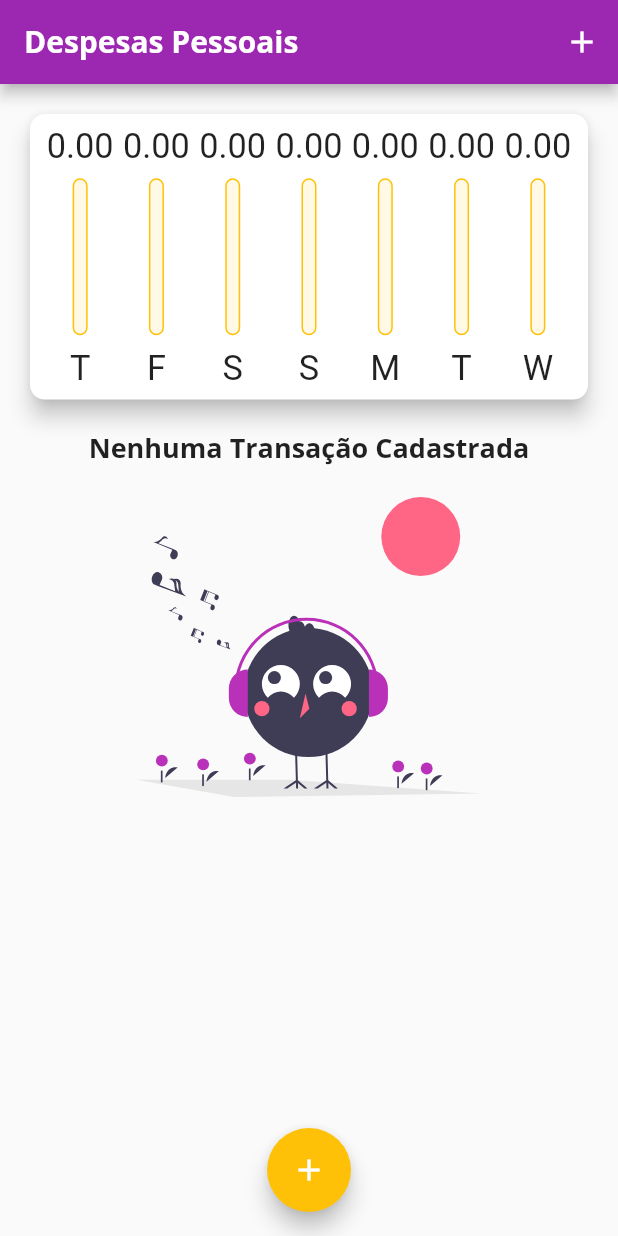
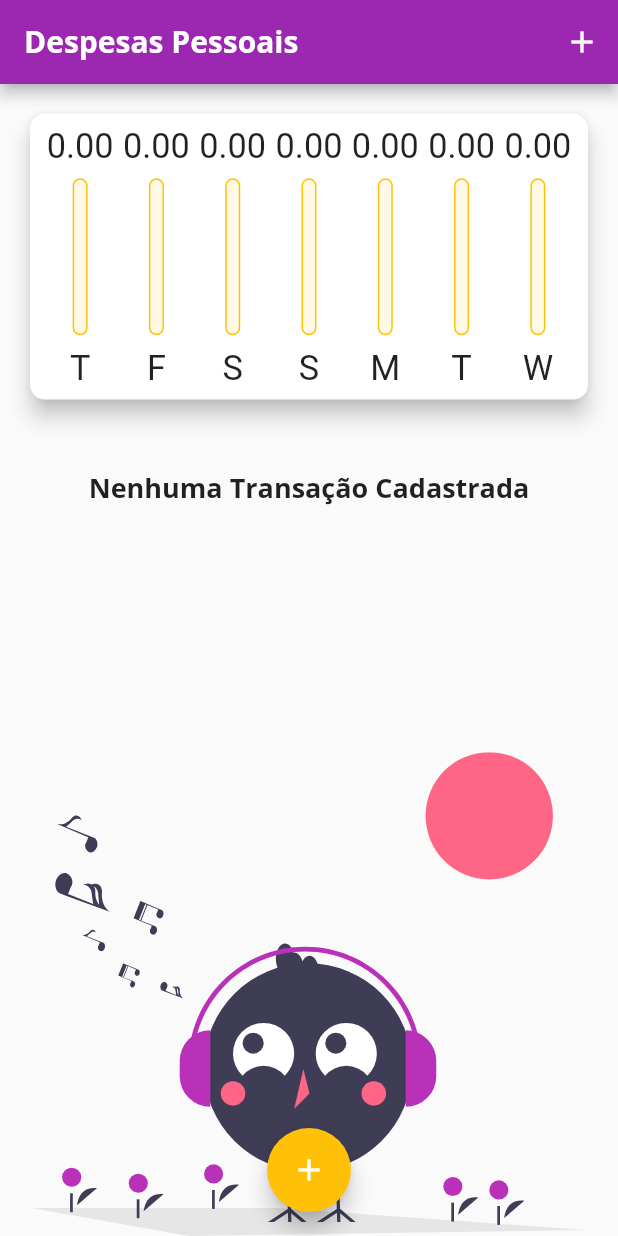
Before and after one commit to TonySilva7/expenses, a Flutter app: the screen it shows after launch, on a phone screen of 412 x 824 dp. Run offline on Flutter 3.47's test engine with Material 2 defaults, Android fonts, the light colour scheme and no system bars; our stand-ins replace flutter_svg.

Commit message:
feat: add responsive image and graphic

```diff
--- a/lib/components/transaction_list.dart
+++ b/lib/components/transaction_list.dart
@@ -27,17 +27,20 @@ class TransactionList extends StatelessWidget {
   @override
   Widget build(BuildContext context) {
     return transactions.isEmpty
-        ? Column(
+        ? LayoutBuilder(
+            builder: (ctx, constraint) => (Column(
               children: [
-              Text(
+                SizedBox(height: constraint.maxHeight * 0.05),
+                SizedBox(
+                  height: constraint.maxHeight * 0.3,
+                  child: Text(
                     'Nenhuma Transação Cadastrada',
                     style: Theme.of(context).textTheme.headline6,
                   ),
-              const SizedBox(
-                height: 20,
                 ),
+                SizedBox(height: constraint.maxHeight * 0.05),
                 SizedBox(
-                height: 200,
+                  height: constraint.maxHeight * 0.6,
                   // child: Image.asset(
                   //   'assets/images/waiting.jpeg',
                   //   fit: BoxFit.cover,
@@ -49,6 +52,7 @@ class TransactionList extends StatelessWidget {
                   ),
                 ),
               ],
+            )),
           )
         : ListView.builder(
             itemCount: transactions.length,
--- a/lib/main.dart
+++ b/lib/main.dart
@@ -53,6 +53,7 @@ class MyHomePage extends StatefulWidget {
 
 class MyHomePageState extends State<MyHomePage> {
   final List<Transaction> _transactions = [];
+  bool _showChart = false;
 
   // retorna uma lista de transações que foram realizadas nos últimos 7 dias
   List<Transaction> get _recentTransactions {
@@ -97,6 +98,8 @@ class MyHomePageState extends State<MyHomePage> {
 
   @override
   Widget build(BuildContext context) {
+    bool isLandScape =
+        MediaQuery.of(context).orientation == Orientation.landscape;
     final appBar = AppBar(
       title: Text(
         'Despesas Pessoais',
@@ -122,14 +125,29 @@ class MyHomePageState extends State<MyHomePage> {
         child: Column(
           crossAxisAlignment: CrossAxisAlignment.stretch,
           children: <Widget>[
+            if (isLandScape)
+              Row(
+                mainAxisAlignment: MainAxisAlignment.center,
+                children: [
+                  const Text('Exibir gráfico'),
+                  Switch(
+                    value: _showChart,
+                    onChanged: (value) => setState(() => _showChart = value),
+                  ),
+                ],
+              ),
+            if (_showChart || !isLandScape)
               SizedBox(
-              height: availableHeight * 0.3,
+                height: availableHeight * (isLandScape ? 0.7 : 0.3),
                 child: Chart(recentTransactions: _recentTransactions),
               ),
+            if (!_showChart || !isLandScape)
               SizedBox(
                 height: availableHeight * 0.7,
                 child: TransactionList(
-                  transactions: _transactions, onRemove: _removeTransaction),
+                  transactions: _transactions,
+                  onRemove: _removeTransaction,
+                ),
               ),
           ],
         ),
```
Lines whose indentation alone changed are shown as unchanged.
